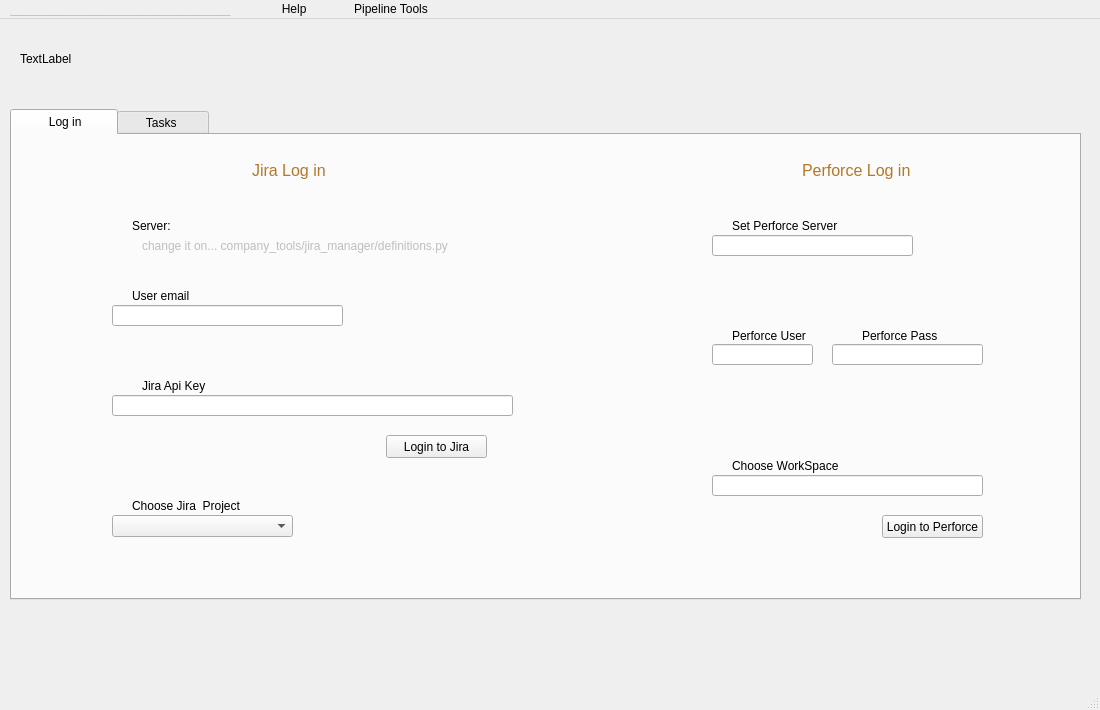
Above: manager_tools/management_tool.ui from gastonsbodio/maya_project_manager before the change. Below: the same form after it.
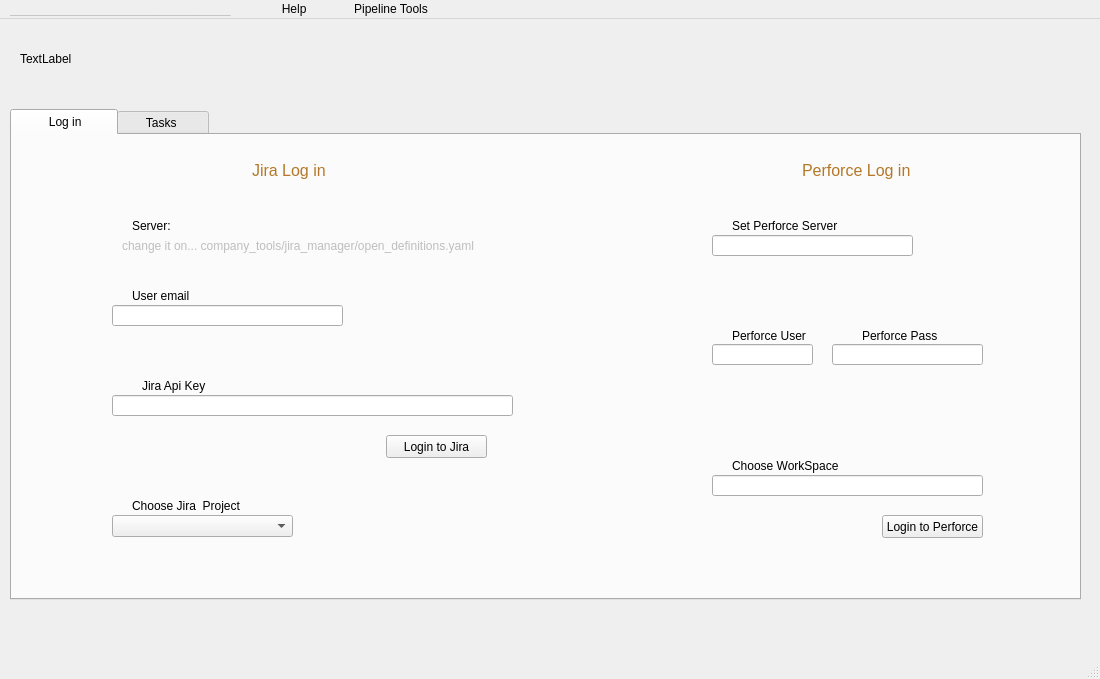
That is the form after the change.

Commit message: solving  standalone manager launch

```diff
--- a/manager_tools/management_tool.ui
+++ b/manager_tools/management_tool.ui
@@ -7,7 +7,7 @@
     <x>0</x>
     <y>0</y>
     <width>1100</width>
-    <height>710</height>
+    <height>679</height>
    </rect>
   </property>
   <property name="maximumSize">
@@ -126,7 +126,7 @@
        <rect>
         <x>240</x>
         <y>20</y>
-        <width>91</width>
+        <width>111</width>
         <height>31</height>
        </rect>
       </property>
@@ -147,7 +147,7 @@
        <rect>
         <x>790</x>
         <y>20</y>
-        <width>121</width>
+        <width>151</width>
         <height>31</height>
        </rect>
       </property>
@@ -313,14 +313,14 @@
       </property>
       <property name="geometry">
        <rect>
-        <x>130</x>
+        <x>110</x>
         <y>100</y>
-        <width>331</width>
+        <width>361</width>
         <height>21</height>
        </rect>
       </property>
       <property name="text">
-       <string>change it on... company_tools/jira_manager/definitions.py</string>
+       <string>change it on... company_tools/jira_manager/open_definitions.yaml</string>
       </property>
      </widget>
     </widget>
```
Left out of the diff: 18 changed lines with no effect on the pictures. The commit also changes 16 other files.
